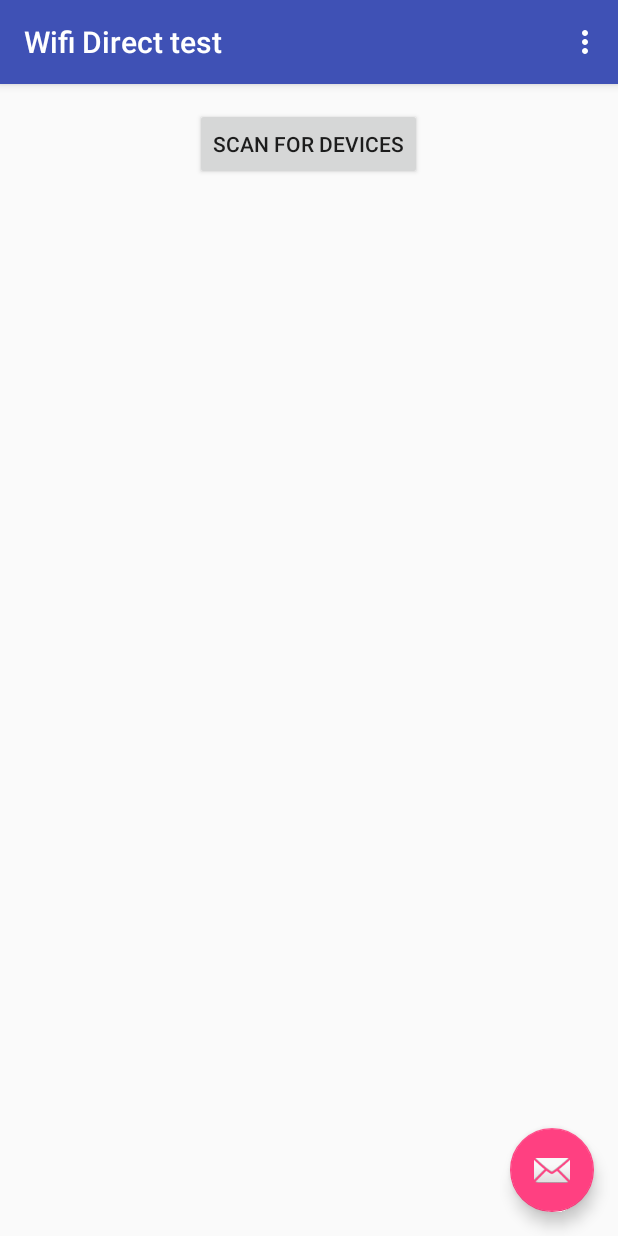
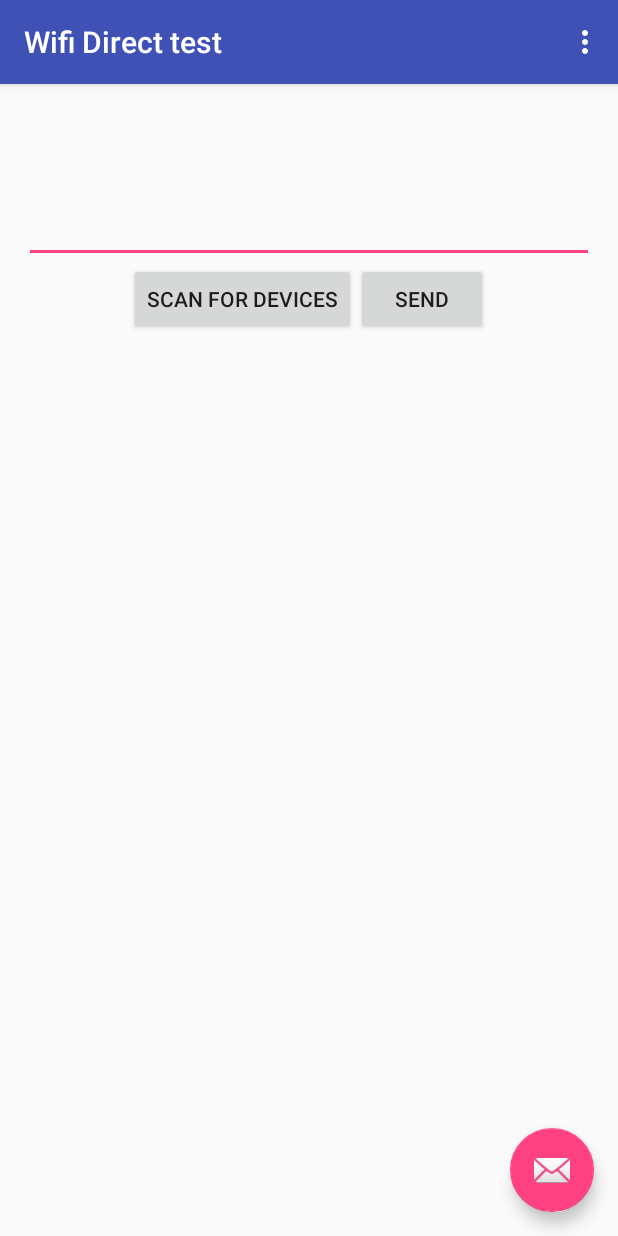
Before and after one commit to Bloodyfool/WifiDirecttest, an Android app: the screen it shows after launch (MainActivity), on a phone screen of 412 x 824 dp. Run offline under Robolectric (Android 15) with nearby library versions, the phone set to English and light mode, and no system bars.

Commit message:
comm proto works, now to make comms class

```diff
--- a/app/src/main/java/com/example/bloodyfool/wifidirecttest/MainActivity.java
+++ b/app/src/main/java/com/example/bloodyfool/wifidirecttest/MainActivity.java
@@ -2,21 +2,18 @@ package com.example.bloodyfool.wifidirecttest;
 
 import android.content.BroadcastReceiver;
 import android.content.Context;
-import android.content.Intent;
 import android.content.IntentFilter;
+import android.net.ConnectivityManager;
+import android.net.NetworkInfo;
+import android.net.wifi.WifiManager;
 import android.net.wifi.WpsInfo;
 import android.net.wifi.p2p.WifiP2pConfig;
 import android.net.wifi.p2p.WifiP2pDevice;
 import android.net.wifi.p2p.WifiP2pGroup;
 import android.net.wifi.p2p.WifiP2pManager;
-import android.nfc.NdefMessage;
-import android.nfc.NfcAdapter;
-import android.nfc.NfcEvent;
-import android.os.Build;
 import android.os.Bundle;
 import android.support.design.widget.FloatingActionButton;
 import android.support.design.widget.Snackbar;
-import android.support.v4.app.FragmentManager;
 import android.support.v7.app.AppCompatActivity;
 import android.support.v7.widget.Toolbar;
 import android.view.View;
@@ -25,16 +22,19 @@ import android.view.MenuItem;
 import android.widget.AdapterView;
 import android.widget.ArrayAdapter;
 import android.widget.Button;
+import android.widget.EditText;
 import android.widget.ListAdapter;
 import android.widget.ListView;
-import android.widget.Toast;
+import android.widget.TextView;
 
 import java.util.ArrayList;
 import java.util.List;
 
 public class MainActivity extends AppCompatActivity {
 
-    Button button;
+    Server server;
+    Button sendbutton;
+    Button scanbutton;
     WifiP2pManager mManager;
     WifiP2pManager.Channel mChannel;
     BroadcastReceiver mReceiver;
@@ -42,6 +42,12 @@ public class MainActivity extends AppCompatActivity {
     List peers = new ArrayList();
     ListAdapter theAdapter;
     ListView theListView;
+    TextView infoip, msg;
+    boolean isConnected;
+    TextView response;
+    EditText message;
+    String ip;
+    int port = 12345;
 
     @Override
     protected void onCreate(Bundle savedInstanceState) {
@@ -49,6 +55,14 @@ public class MainActivity extends AppCompatActivity {
         setContentView(R.layout.activity_main);
         Toolbar toolbar = (Toolbar) findViewById(R.id.toolbar);
         setSupportActionBar(toolbar);
+
+        mManager = (WifiP2pManager) getSystemService(Context.WIFI_P2P_SERVICE);
+        mChannel = mManager.initialize(this, getMainLooper(), null);
+        mReceiver = new WiFiDirectBroadcastReceiver(mManager, mChannel, this);
+
+        //server = ((WiFiDirectBroadcastReceiver) mReceiver).getServer();
+        infoip = (TextView) findViewById(R.id.infoip);
+        msg = (TextView) findViewById(R.id.msg);
 
         FloatingActionButton fab = (FloatingActionButton) findViewById(R.id.fab);
         fab.setOnClickListener(new View.OnClickListener() {
@@ -58,10 +72,17 @@ public class MainActivity extends AppCompatActivity {
                     @Override
                     public void onGroupInfoAvailable(WifiP2pGroup group) {
                         try {
-                            String s = "Group owner: " + group.getOwner().deviceName;
-                            chipper(s);
-                        }
-                        catch(NullPointerException e){
+                            String iface = group.getInterface();
+                            String owner = group.getOwner().deviceName;
+                            String ipaddress = ((WiFiDirectBroadcastReceiver) mReceiver).getIpFromArpCache(iface);
+                            ip = ipaddress;
+                            if (group.isGroupOwner()) {
+                                chipper("You are owner");
+                            } else {
+                                String s = "Group owner: " + owner + "\nIp: " + ipaddress;
+                                chipper(s);
+                            }
+                        } catch (NullPointerException e) {
                             chipper("no current group");
                         }
 
@@ -70,9 +91,6 @@ public class MainActivity extends AppCompatActivity {
             }
         });
 
-        mManager = (WifiP2pManager) getSystemService(Context.WIFI_P2P_SERVICE);
-        mChannel = mManager.initialize(this, getMainLooper(), null);
-        mReceiver = new WiFiDirectBroadcastReceiver(mManager, mChannel, this);
 
         mIntentFilter = new IntentFilter();
         mIntentFilter.addAction(WifiP2pManager.WIFI_P2P_STATE_CHANGED_ACTION);
@@ -80,7 +98,11 @@ public class MainActivity extends AppCompatActivity {
         mIntentFilter.addAction(WifiP2pManager.WIFI_P2P_CONNECTION_CHANGED_ACTION);
         mIntentFilter.addAction(WifiP2pManager.WIFI_P2P_THIS_DEVICE_CHANGED_ACTION);
 
-        button = (Button) findViewById(R.id.button);
+        scanbutton = (Button) findViewById(R.id.scan);
+        sendbutton = (Button) findViewById(R.id.send);
+        response = (TextView) findViewById(R.id.response);
+        message = (EditText) findViewById(R.id.message);
+
         theAdapter = new MyAdapter(this, peers);
 
         theListView = (ListView) findViewById(R.id.deviceList);
@@ -92,7 +114,7 @@ public class MainActivity extends AppCompatActivity {
             public void onItemClick(AdapterView<?> parent, View view, int position, long id) {
                 //String picked = "You selected " + String.valueOf(((WifiP2pDevice)parent.getItemAtPosition(position)).deviceName);
                 //chipper(picked);
-                WifiP2pDevice device = (WifiP2pDevice)parent.getItemAtPosition(position);
+                WifiP2pDevice device = (WifiP2pDevice) parent.getItemAtPosition(position);
                 WifiP2pConfig config = new WifiP2pConfig();
                 config.deviceAddress = device.deviceAddress;
                 config.wps.setup = WpsInfo.PBC;
@@ -112,9 +134,15 @@ public class MainActivity extends AppCompatActivity {
             }
         });
 
-        button.setOnClickListener(new View.OnClickListener() {
+        scanbutton.setOnClickListener(new View.OnClickListener() {
             public void onClick(final View v) {
                 //Snackbar.make(v, "M8M8M8M8M8M8M8", Snackbar.LENGTH_LONG).setAction("Action", null).show();
+                WifiManager wifi = (WifiManager) getSystemService(Context.WIFI_SERVICE);
+                ConnectivityManager connMann = (ConnectivityManager) getSystemService(Context.CONNECTIVITY_SERVICE);
+                NetworkInfo mWifi = connMann.getNetworkInfo(ConnectivityManager.TYPE_WIFI);
+                if (!mWifi.isConnected()) {
+                    wifi.setWifiEnabled(true);
+                }
 
                 mManager.discoverPeers(mChannel, new WifiP2pManager.ActionListener() {
                     @Override
@@ -132,16 +160,27 @@ public class MainActivity extends AppCompatActivity {
             }
         });
 
+        sendbutton.setOnClickListener(new View.OnClickListener() {
+            public void onClick(final View v) {
+                Client client = new Client(ip, port, response, message.getText().toString());
+                client.execute();
+            }
+        });
+
     }
 
     public void setDeviceList(List l) {
         peers.clear();
         peers.addAll(l);
-        ((ArrayAdapter)theAdapter).notifyDataSetChanged();
+        ((ArrayAdapter) theAdapter).notifyDataSetChanged();
     }
 
     public void chipper(String text) {
         Snackbar.make(findViewById(R.id.content_main), text, Snackbar.LENGTH_LONG).setAction("Action", null).show();
+    }
+
+    public void setConnected(boolean state) {
+        isConnected = state;
     }
 
     @Override
@@ -166,6 +205,15 @@ public class MainActivity extends AppCompatActivity {
         return super.onOptionsItemSelected(item);
     }
 
+    @Override
+    protected void onDestroy() {
+        super.onDestroy();
+        try {
+            ((WiFiDirectBroadcastReceiver) mReceiver).getServer().onDestroy();
+        } catch (NullPointerException e) {
+        }
+    }
+
     /* register the broadcast receiver with the intent values to be matched */
     @Override
     protected void onResume() {
--- a/app/src/main/res/layout/content_main.xml
+++ b/app/src/main/res/layout/content_main.xml
@@ -5,27 +5,59 @@
     android:id="@+id/content_main"
     android:layout_width="match_parent"
     android:layout_height="match_parent"
+    android:gravity="center_horizontal"
+    android:orientation="vertical"
     android:paddingBottom="@dimen/activity_vertical_margin"
     android:paddingLeft="@dimen/activity_horizontal_margin"
     android:paddingRight="@dimen/activity_horizontal_margin"
     android:paddingTop="@dimen/activity_vertical_margin"
-    android:orientation="vertical"
-    android:gravity="center_horizontal"
     app:layout_behavior="@string/appbar_scrolling_view_behavior"
     tools:context="com.example.bloodyfool.wifidirecttest.MainActivity"
     tools:showIn="@layout/activity_main">
 
-    <Button
-        android:id="@+id/button"
-        android:layout_width="wrap_content"
-        android:layout_height="wrap_content"
-        android:layout_alignParentTop="true"
-        android:layout_centerHorizontal="true"
-        android:text="Scan For Devices" />
-    <ListView
+    <TextView
+        android:id="@+id/infoip"
         android:layout_width="match_parent"
         android:layout_height="wrap_content"
-        android:id="@+id/deviceList">
+        android:layout_gravity="center_horizontal" />
+
+    <TextView
+        android:id="@+id/msg"
+        android:layout_width="match_parent"
+        android:layout_height="wrap_content" />
+
+    <TextView
+        android:id="@+id/response"
+        android:layout_width="match_parent"
+        android:layout_height="wrap_content" />
+
+    <EditText
+        android:id="@+id/message"
+        android:layout_width="match_parent"
+        android:layout_height="wrap_content" />
+
+    <LinearLayout
+        android:layout_width="match_parent"
+        android:layout_height="wrap_content"
+        android:orientation="horizontal"
+        android:gravity="center">
+
+        <Button
+            android:id="@+id/scan"
+            android:layout_width="wrap_content"
+            android:layout_height="wrap_content"
+            android:text="Scan For Devices" />
+        <Button
+            android:id="@+id/send"
+            android:layout_width="wrap_content"
+            android:layout_height="wrap_content"
+            android:text="Send"/>
+    </LinearLayout>
+
+    <ListView
+        android:id="@+id/deviceList"
+        android:layout_width="match_parent"
+        android:layout_height="wrap_content">
 
     </ListView>
 </LinearLayout>
```
Also changed, not shown: app/src/main/java/com/example/bloodyfool/wifidirecttest/Client.java (added, +99 -0 lines), app/src/main/java/com/example/bloodyfool/wifidirecttest/Server.java (added, +168 -0 lines), app/src/main/java/com/example/bloodyfool/wifidirecttest/WiFiDirectBroadcastReceiver.java (+56 -42 lines).
